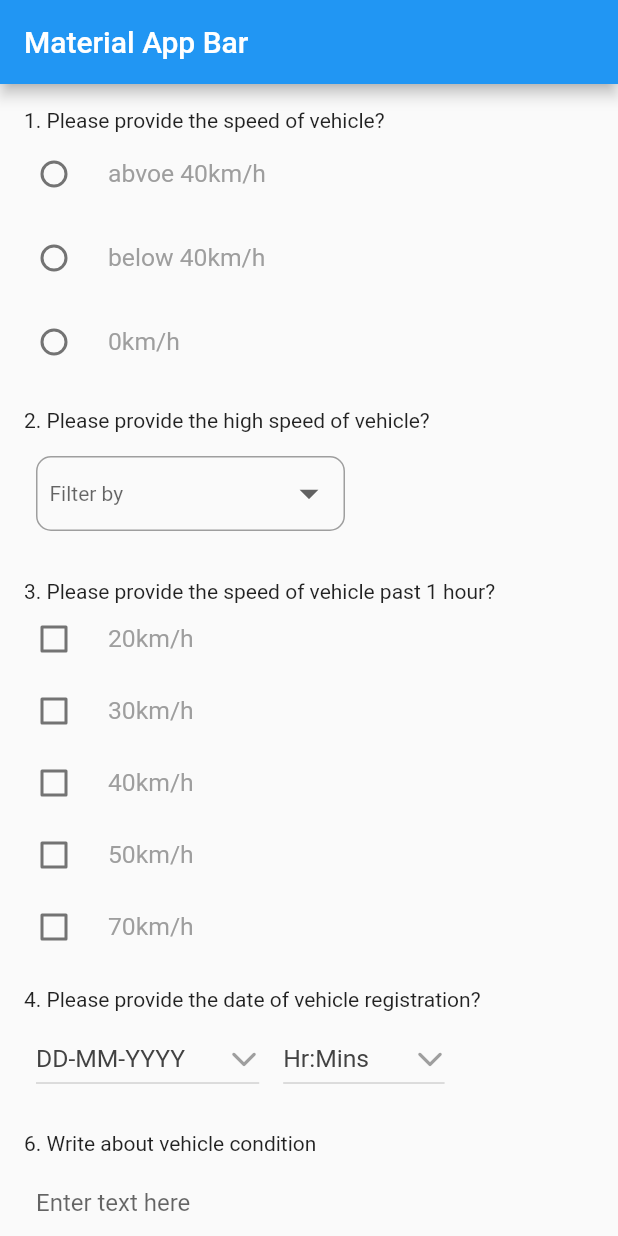
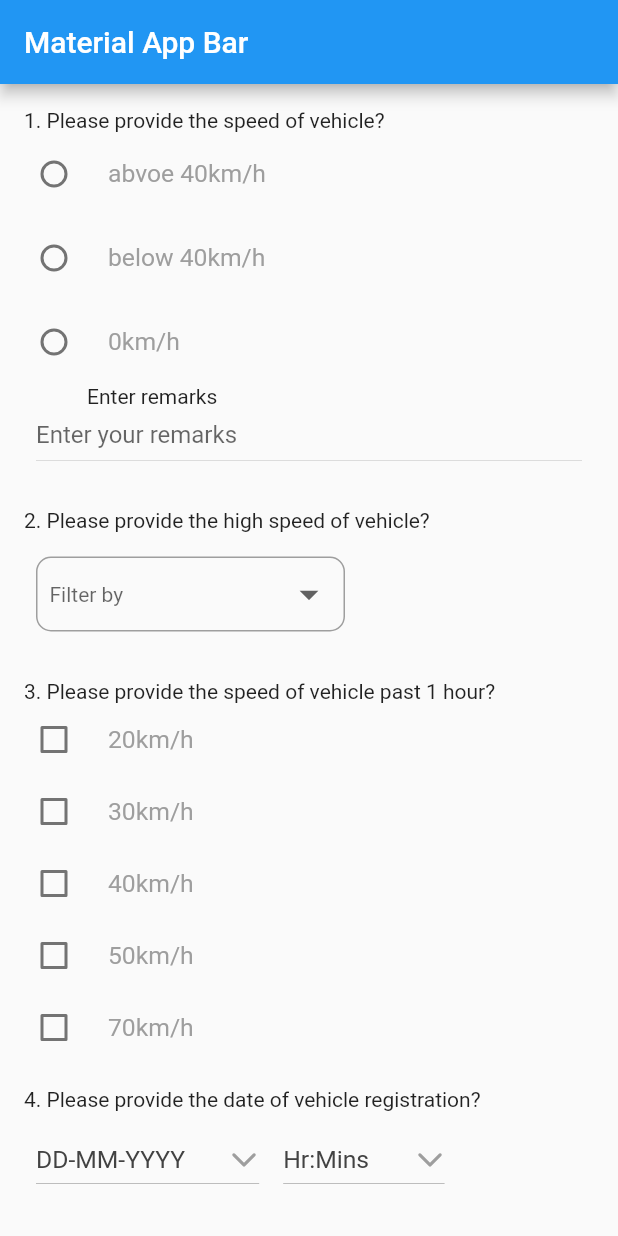
Before and after one commit to tanmoy27112000/SimpleFormBuilder, a Flutter app: the screen it shows after launch, on a phone screen of 412 x 824 dp. Run offline on Flutter 3.47's test engine with Material 2 defaults, Android fonts, the phone set to English and light mode, and no system bars.

Commit message:
remark condition added

```diff
--- a/lib/src/formWidget.dart
+++ b/lib/src/formWidget.dart
@@ -7,13 +7,13 @@ import 'models/checklistModel.dart';
 class FormBuilder extends StatefulWidget {
   final Map<String, dynamic> initialData;
   int index;
-  bool? remarks;
+  bool remarks;
   Function onSubmit;
 
   FormBuilder({
     required this.initialData,
     required this.index,
-    this.remarks,
+    this.remarks = false,
     required this.onSubmit,
   });
 
@@ -96,7 +96,7 @@ class _FormBuilderState extends State<FormBuilder> {
                   )
                   .toList(),
             ),
-            remarks == null ? Container() : remarkWidget(e, remarks),
+            remarkWidget(e, remarks),
           ],
         );
 
@@ -156,7 +156,7 @@ class _FormBuilderState extends State<FormBuilder> {
                 ),
               ),
             ),
-            remarks == null ? Container() : remarkWidget(e, remarks),
+            remarkWidget(e, remarks),
           ],
         );
 
@@ -197,7 +197,7 @@ class _FormBuilderState extends State<FormBuilder> {
                   )
                   .toList(),
             ),
-            remarks == null ? Container() : remarkWidget(e, remarks),
+            remarkWidget(e, remarks),
           ],
         );
 
@@ -292,7 +292,7 @@ class _FormBuilderState extends State<FormBuilder> {
                 ],
               ),
             ),
-            remarks == null ? Container() : remarkWidget(e, remarks),
+            remarkWidget(e, remarks),
           ],
         );
 
@@ -331,7 +331,7 @@ class _FormBuilderState extends State<FormBuilder> {
                 ),
               ),
             ),
-            remarks == null ? Container() : remarkWidget(e, remarks),
+            remarkWidget(e, remarks),
           ],
         );
 
@@ -348,11 +348,11 @@ class _FormBuilderState extends State<FormBuilder> {
                 padding: const EdgeInsets.only(left: 8.0),
                 child: Row(
                   children: <Widget>[
-                    remarks == null
-                        ? Icon(Icons.settings)
-                        : SizedBox(
+                    remarks == false
+                        ? SizedBox(
                             width: 50,
-                          ),
+                          )
+                        : Icon(Icons.settings),
                     Text("Enter remarks"),
                   ],
                 ),
```
